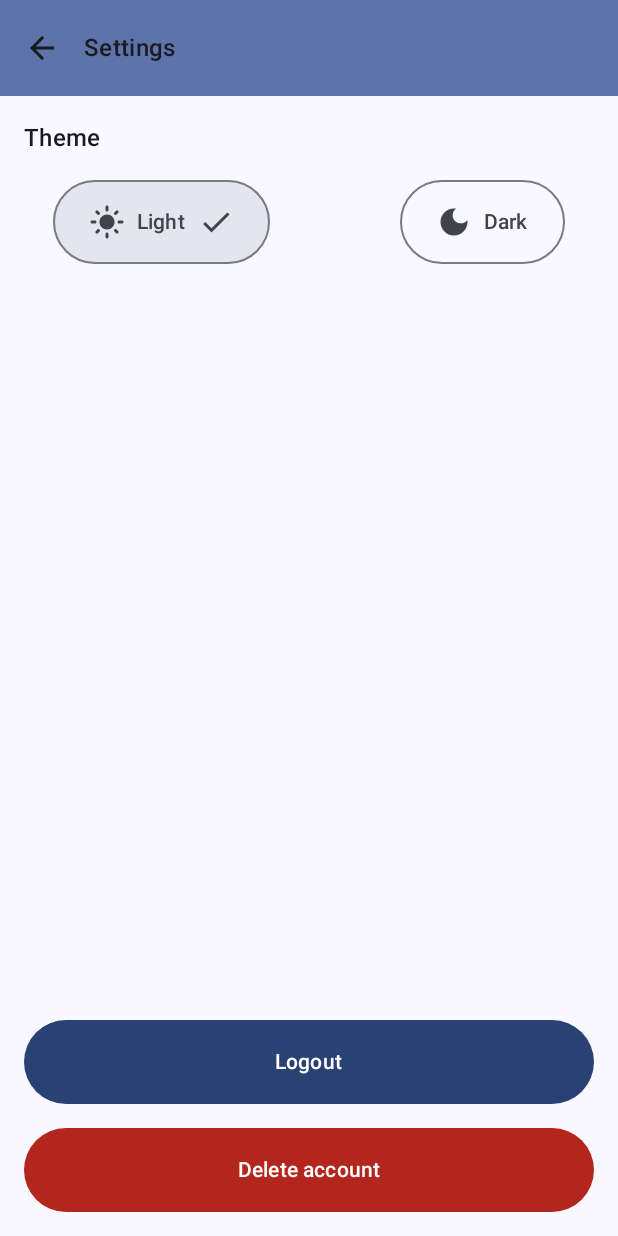
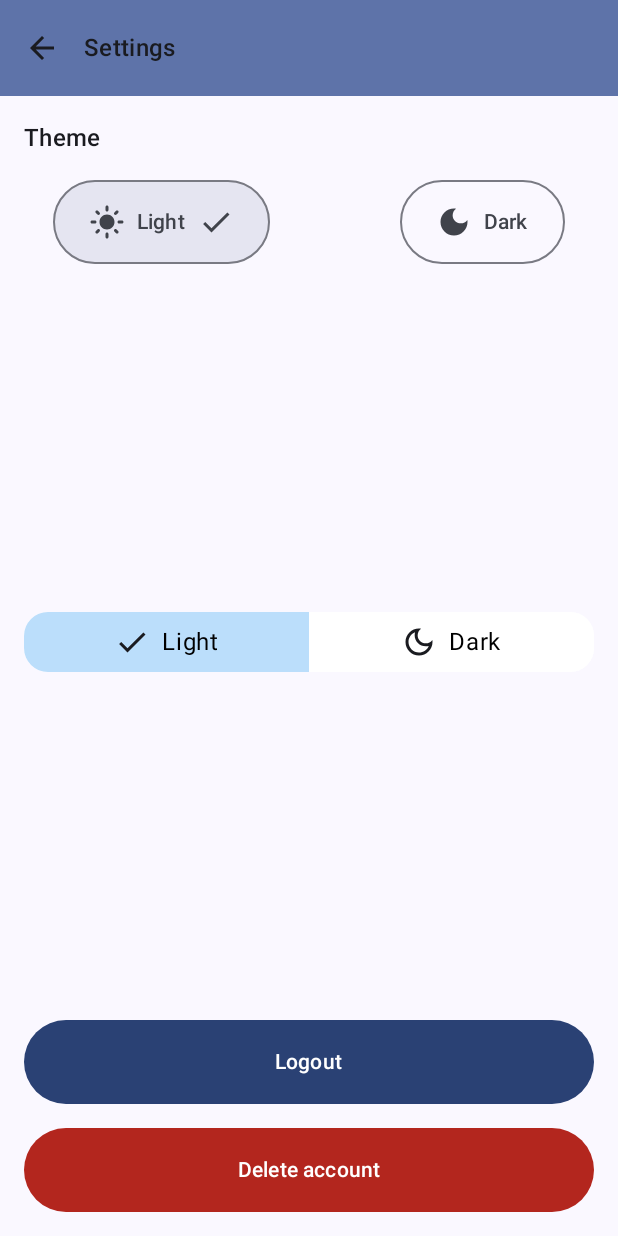
Before and after one commit to Val0rous/Miranda, an Android app built with Jetpack Compose: the SettingsScreen screen opened through its navigation route, on a phone screen of 412 x 824 dp. Run offline under Robolectric (Android 15) with nearby library versions, the phone set to English and light mode, and no system bars.

Commit message:
Add Google Maps, tinker around with Segmented Button

```diff
--- a/app/build.gradle.kts
+++ b/app/build.gradle.kts
@@ -102,4 +102,7 @@ dependencies {
 
     // Google Material Symbols
     implementation("androidx.compose.material:material-icons-extended:1.6.8")
+
+    // Google Maps
+    implementation("com.google.maps.android:maps-compose:4.3.3")
 }
--- a/app/src/main/AndroidManifest.xml
+++ b/app/src/main/AndroidManifest.xml
@@ -26,5 +26,9 @@
                 <category android:name="android.intent.category.LAUNCHER" />
             </intent-filter>
         </activity>
+
+        <meta-data
+            android:name="com.google.android.geo.API_KEY"
+            android:value="AIzaSyD44UoYekPinZHM-F97kgZbtEqLSvaUMk0" />
     </application>
 </manifest>
--- a/app/src/main/java/com/cashflowtracker/miranda/AddTransaction.kt
+++ b/app/src/main/java/com/cashflowtracker/miranda/AddTransaction.kt
@@ -16,6 +16,8 @@ import androidx.navigation.NavHostController
 import com.cashflowtracker.miranda.ui.composables.SegmentedButton
 import com.cashflowtracker.miranda.ui.composables.SegmentedButtonItem
 import com.cashflowtracker.miranda.ui.composables.SegmentedButtonsBeta
+import com.cashflowtracker.miranda.utils.MapScreen
+import com.google.android.gms.maps.GoogleMap
 import java.util.*
 
 @OptIn(ExperimentalMaterial3Api::class)
@@ -68,7 +70,7 @@ fun AddTransaction(navController: NavHostController) {
                 .padding(paddingValues)
                 .padding(16.dp)
         ) {
-            SegmentedButton()
+            SegmentedButton(modifier = Modifier.fillMaxWidth())
             SegmentedButtonsBeta {
                 var selectedIndex = -1
                 SegmentedButtonItem(
@@ -280,6 +282,8 @@ fun AddTransaction(navController: NavHostController) {
             )
             Spacer(modifier = Modifier.height(16.dp))
 
+            MapScreen(44.22, 12.00)
+
             Box(
                 modifier = Modifier
                     .fillMaxWidth()
@@ -296,7 +300,7 @@ private fun showDatePicker(context: Context, selectedDate: MutableState<String>)
     val datePickerDialog = DatePickerDialog(
         context,
         { _, year, month, dayOfMonth ->
-            selectedDate.value = "$dayOfMonth/${month + 1}/$year"
+            selectedDate.value = "${month + 1}/$dayOfMonth/$year"
         },
         calendar.get(Calendar.YEAR),
         calendar.get(Calendar.MONTH),
--- a/app/src/main/java/com/cashflowtracker/miranda/Settingscreen.kt
+++ b/app/src/main/java/com/cashflowtracker/miranda/Settingscreen.kt
@@ -13,6 +13,7 @@ import androidx.compose.ui.Modifier
 import androidx.compose.ui.graphics.vector.ImageVector
 import androidx.compose.ui.unit.dp
 import androidx.navigation.NavHostController
+import com.cashflowtracker.miranda.ui.composables.SegmentedButtonPreview
 
 @Composable
 fun SettingsScreen(
@@ -62,6 +63,8 @@ fun SettingsScreen(
             }
         }
 
+        SegmentedButtonPreview()
+
         // Pulsanti "Logout" e "Delete account"
         Column(modifier = Modifier.fillMaxWidth()) {
             Button(
--- a/app/src/main/java/com/cashflowtracker/miranda/ui/composables/SegmentedButton.kt
+++ b/app/src/main/java/com/cashflowtracker/miranda/ui/composables/SegmentedButton.kt
@@ -3,7 +3,13 @@
 package com.cashflowtracker.miranda.ui.composables
 
 import android.annotation.SuppressLint
+import androidx.compose.foundation.layout.Row
+import androidx.compose.foundation.layout.fillMaxWidth
+import androidx.compose.material.icons.Icons
+import androidx.compose.material.icons.filled.Add
+import androidx.compose.material.icons.outlined.Add
 import androidx.compose.material3.ExperimentalMaterial3Api
+import androidx.compose.material3.Icon
 import androidx.compose.material3.SegmentedButton
 import androidx.compose.material3.SegmentedButtonDefaults
 import androidx.compose.material3.SingleChoiceSegmentedButtonRow
@@ -19,7 +25,7 @@ import com.cashflowtracker.miranda.ui.theme.MirandaTheme
 
 @SuppressLint("UnrememberedMutableState")
 @Composable
-fun SegmentedButton() {
+fun SegmentedButton(modifier: Modifier) {
     MirandaTheme {
         val options = mutableStateListOf("Output", "Input", "Transfer")
         var selectedIndex by remember {
@@ -34,7 +40,8 @@ fun SegmentedButton() {
                     shape = SegmentedButtonDefaults.itemShape(
                         index = index,
                         count = options.size
-                    )
+                    ),
+                    modifier = modifier,
                 ) {
                     Text(text = option)
                 }
--- /dev/null
+++ b/app/src/main/java/com/cashflowtracker/miranda/ui/composables/SegmentedButtonGamma.kt
@@ -0,0 +1,119 @@
+package com.cashflowtracker.miranda.ui.composables
+
+import androidx.compose.animation.AnimatedVisibility
+import androidx.compose.animation.core.spring
+import androidx.compose.animation.fadeIn
+import androidx.compose.animation.fadeOut
+import androidx.compose.foundation.background
+import androidx.compose.foundation.clickable
+import androidx.compose.foundation.layout.*
+import androidx.compose.foundation.shape.RoundedCornerShape
+import androidx.compose.material.icons.Icons
+import androidx.compose.material.icons.outlined.Check
+import androidx.compose.material.icons.outlined.DarkMode
+import androidx.compose.material.icons.outlined.LightMode
+import androidx.compose.material.icons.outlined.ModeNight
+import androidx.compose.material.icons.outlined.WbSunny
+import androidx.compose.material3.*
+import androidx.compose.runtime.*
+import androidx.compose.ui.Alignment
+import androidx.compose.ui.Modifier
+import androidx.compose.ui.draw.clip
+import androidx.compose.ui.graphics.Color
+import androidx.compose.ui.graphics.vector.ImageVector
+import androidx.compose.ui.res.painterResource
+import androidx.compose.ui.tooling.preview.Preview
+import androidx.compose.ui.unit.dp
+
+@Composable
+fun SegmentedButton(
+    modifier: Modifier = Modifier,
+    options: List<SegmentedButtonOption>,
+    selectedIndex: Int,
+    onSelectionChange: (Int) -> Unit
+) {
+    Row(
+        modifier = modifier
+            .clip(RoundedCornerShape(16.dp))
+            .background(Color.White)
+    ) {
+        options.forEachIndexed { index, option ->
+            val isSelected = selectedIndex == index
+            val backgroundColor = if (isSelected) Color(0xFFBBDEFB) else Color.White
+
+            Box(
+                modifier = Modifier
+                    .weight(1f)
+                    .background(backgroundColor)
+                    .clickable { onSelectionChange(index) }
+                    .padding(vertical = 8.dp)
+            ) {
+                Row(
+                    modifier = Modifier.align(Alignment.Center),
+                    verticalAlignment = Alignment.CenterVertically,
+                    horizontalArrangement = Arrangement.Center
+                ) {
+                    AnimatedVisibility(
+                        visible = !isSelected,
+                        enter = fadeIn(animationSpec = spring()),
+                        exit = fadeOut(animationSpec = spring())
+                    ) {
+//                        Icon(
+//                            painter = painterResource(id = option.icon),
+//                            contentDescription = option.label,
+//                            tint = Color.Black,
+//                            modifier = Modifier.size(24.dp)
+//                        )
+                        Icon(option.icon, contentDescription = option.label)
+                    }
+                    AnimatedVisibility(
+                        visible = isSelected,
+                        enter = fadeIn(animationSpec = spring()),
+                        exit = fadeOut(animationSpec = spring())
+                    ) {
+//                        Icon(
+//                            painter = painterResource(id = android.R.drawable.checkbox_on_background),
+//                            contentDescription = null,
+//                            tint = Color.Black,
+//                            modifier = Modifier.size(24.dp)
+//                        )
+                        Icon(Icons.Outlined.Check, contentDescription = null)
+                    }
+                    Spacer(modifier = Modifier.width(8.dp))
+                    Text(
+                        text = option.label,
+                        color = Color.Black
+                    )
+                }
+            }
+        }
+    }
+}
+
+@Preview(showBackground = true)
+@Composable
+fun SegmentedButtonPreview() {
+    var selectedIndex by remember { mutableStateOf(0) }
+
+    val options = listOf(
+        SegmentedButtonOption(
+            icon = Icons.Outlined.LightMode,
+            label = "Light"
+        ),
+        SegmentedButtonOption(
+            icon = Icons.Outlined.DarkMode,
+            label = "Dark"
+        )
+    )
+
+    SegmentedButton(
+        options = options,
+        selectedIndex = selectedIndex,
+        onSelectionChange = { selectedIndex = it }
+    )
+}
+
+data class SegmentedButtonOption(
+    val icon: ImageVector,
+    val label: String
+)
--- /dev/null
+++ b/app/src/main/java/com/cashflowtracker/miranda/utils/MapScreen.kt
@@ -0,0 +1,21 @@
+package com.cashflowtracker.miranda.utils
+
+import androidx.compose.foundation.layout.fillMaxWidth
+import androidx.compose.runtime.Composable
+import androidx.compose.ui.Modifier
+import com.google.android.gms.maps.model.CameraPosition
+import com.google.android.gms.maps.model.LatLng
+import com.google.maps.android.compose.GoogleMap
+import com.google.maps.android.compose.rememberCameraPositionState
+
+@Composable
+fun MapScreen(latitude: Double, longitude: Double) {
+    val coordinates = LatLng(latitude, longitude)
+    val cameraPositionState = rememberCameraPositionState {
+        position = CameraPosition.fromLatLngZoom(coordinates, 15f)
+    }
+    GoogleMap(
+        modifier = Modifier.fillMaxWidth(),
+        cameraPositionState = cameraPositionState
+    )
+}
```
